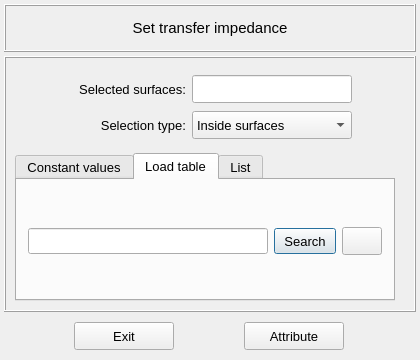
MOPT-UFSC/VIBRA, file vibra/interface/data/ui_files/model/setup/acoustic/transfer_impedance_inputs.ui: the form before one commit.
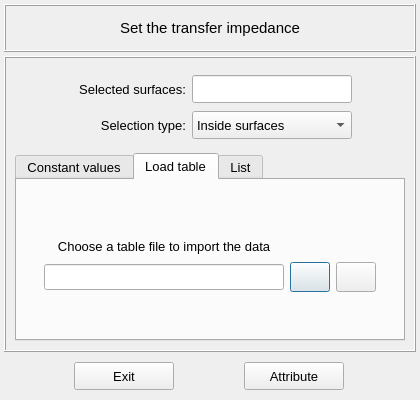
The form after the commit. The open tabs and pages were chosen to show the change. Icons and pictures are not drawn.

Commit message: Refactor the table generator function

What changed in the file:
```diff
--- a/vibra/interface/data/ui_files/model/setup/acoustic/transfer_impedance_inputs.ui
+++ b/vibra/interface/data/ui_files/model/setup/acoustic/transfer_impedance_inputs.ui
@@ -10,7 +10,7 @@
     <x>0</x>
     <y>0</y>
     <width>420</width>
-    <height>360</height>
+    <height>400</height>
    </rect>
   </property>
   <property name="sizePolicy">
@@ -22,13 +22,13 @@
   <property name="minimumSize">
    <size>
     <width>420</width>
-    <height>360</height>
+    <height>380</height>
    </size>
   </property>
   <property name="maximumSize">
    <size>
     <width>420</width>
-    <height>360</height>
+    <height>420</height>
    </size>
   </property>
   <property name="font">
@@ -295,7 +295,7 @@
         </property>
         <property name="maximumSize">
          <size>
-          <width>380</width>
+          <width>16777215</width>
           <height>16777215</height>
          </size>
         </property>
@@ -647,92 +647,42 @@
              <property name="verticalSpacing">
               <number>2</number>
              </property>
-             <item row="0" column="2">
-              <widget class="QPushButton" name="pushButton_load_table">
-               <property name="enabled">
-                <bool>true</bool>
-               </property>
-               <property name="sizePolicy">
-                <sizepolicy hsizetype="Expanding" vsizetype="Fixed">
-                 <horstretch>0</horstretch>
-                 <verstretch>0</verstretch>
-                </sizepolicy>
-               </property>
-               <property name="minimumSize">
-                <size>
-                 <width>62</width>
-                 <height>26</height>
-                </size>
-               </property>
-               <property name="maximumSize">
-                <size>
-                 <width>62</width>
-                 <height>26</height>
-                </size>
-               </property>
-               <property name="font">
-                <font>
-                 <family>MS Shell Dlg 2</family>
-                 <pointsize>10</pointsize>
-                 <weight>50</weight>
-                 <italic>false</italic>
-                 <bold>false</bold>
-                </font>
-               </property>
-               <property name="styleSheet">
-                <string notr="true"/>
-               </property>
-               <property name="text">
-                <string>Search</string>
-               </property>
-              </widget>
-             </item>
-             <item row="0" column="4">
-              <spacer name="horizontalSpacer_9">
+             <item row="0" column="1">
+              <spacer name="verticalSpacer_3">
                <property name="orientation">
-                <enum>Qt::Horizontal</enum>
+                <enum>Qt::Vertical</enum>
                </property>
                <property name="sizeHint" stdset="0">
                 <size>
-                 <width>40</width>
-                 <height>20</height>
+                 <width>20</width>
+                 <height>40</height>
                 </size>
                </property>
               </spacer>
              </item>
-             <item row="0" column="1">
-              <widget class="QLineEdit" name="lineEdit_table_path">
-               <property name="enabled">
-                <bool>true</bool>
-               </property>
+             <item row="1" column="1">
+              <widget class="QLabel" name="label_2">
                <property name="minimumSize">
                 <size>
-                 <width>240</width>
-                 <height>26</height>
+                 <width>0</width>
+                 <height>28</height>
                 </size>
                </property>
                <property name="maximumSize">
                 <size>
-                 <width>260</width>
-                 <height>26</height>
+                 <width>16777215</width>
+                 <height>28</height>
                 </size>
                </property>
-               <property name="font">
-                <font>
-                 <pointsize>9</pointsize>
-                 <weight>50</weight>
-                 <bold>false</bold>
-                </font>
-               </property>
-               <property name="styleSheet">
-                <string notr="true"/>
+               <property name="text">
+                <string>Choose a table file to import the data</string>
                </property>
                <property name="alignment">
                 <set>Qt::AlignCenter</set>
                </property>
               </widget>
              </item>
-             <item row="0" column="0">
+             <item row="2" column="0">
               <spacer name="horizontalSpacer_8">
                <property name="orientation">
                 <enum>Qt::Horizontal</enum>
@@ -745,7 +695,57 @@
                </property>
               </spacer>
              </item>
-             <item row="0" column="3">
+             <item row="2" column="2">
+              <widget class="QPushButton" name="pushButton_load_table">
+               <property name="enabled">
+                <bool>true</bool>
+               </property>
+               <property name="sizePolicy">
+                <sizepolicy hsizetype="Expanding" vsizetype="Fixed">
+                 <horstretch>0</horstretch>
+                 <verstretch>0</verstretch>
+                </sizepolicy>
+               </property>
+               <property name="minimumSize">
+                <size>
+                 <width>40</width>
+                 <height>30</height>
+                </size>
+               </property>
+               <property name="maximumSize">
+                <size>
+                 <width>40</width>
+                 <height>30</height>
+                </size>
+               </property>
+               <property name="font">
+                <font>
+                 <family>MS Shell Dlg 2</family>
+                 <pointsize>10</pointsize>
+                 <weight>50</weight>
+                 <italic>false</italic>
+                 <bold>false</bold>
+                </font>
+               </property>
+               <property name="styleSheet">
+                <string notr="true"/>
+               </property>
+               <property name="text">
+                <string/>
+               </property>
+               <property name="icon">
+                <iconset>
+                 <normaloff>../../../../icons/import.png</normaloff>../../../../icons/import.png</iconset>
+               </property>
+               <property name="iconSize">
+                <size>
+                 <width>18</width>
+                 <height>18</height>
+                </size>
+               </property>
+              </widget>
+             </item>
+             <item row="2" column="3">
               <widget class="QPushButton" name="pushButton_change_frequency_setup">
                <property name="enabled">
                 <bool>true</bool>
@@ -759,13 +759,13 @@
                <property name="minimumSize">
                 <size>
                  <width>40</width>
-                 <height>28</height>
+                 <height>30</height>
                 </size>
                </property>
                <property name="maximumSize">
                 <size>
                  <width>40</width>
-                 <height>28</height>
+                 <height>30</height>
                 </size>
                </property>
                <property name="font">
@@ -798,6 +798,64 @@
                </property>
               </widget>
              </item>
+             <item row="2" column="1">
+              <widget class="QLineEdit" name="lineEdit_table_path">
+               <property name="enabled">
+                <bool>true</bool>
+               </property>
+               <property name="minimumSize">
+                <size>
+                 <width>240</width>
+                 <height>26</height>
+                </size>
+               </property>
+               <property name="maximumSize">
+                <size>
+                 <width>260</width>
+                 <height>26</height>
+                </size>
+               </property>
+               <property name="font">
+                <font>
+                 <pointsize>9</pointsize>
+                 <weight>50</weight>
+                 <bold>false</bold>
+                </font>
+               </property>
+               <property name="styleSheet">
+                <string notr="true"/>
+               </property>
+               <property name="alignment">
+                <set>Qt::AlignCenter</set>
+               </property>
+              </widget>
+             </item>
+             <item row="2" column="4">
+              <spacer name="horizontalSpacer_9">
+               <property name="orientation">
+                <enum>Qt::Horizontal</enum>
+               </property>
+               <property name="sizeHint" stdset="0">
+                <size>
+                 <width>40</width>
+                 <height>20</height>
+                </size>
+               </property>
+              </spacer>
+             </item>
+             <item row="3" column="1">
+              <spacer name="verticalSpacer_4">
+               <property name="orientation">
+                <enum>Qt::Vertical</enum>
+               </property>
+               <property name="sizeHint" stdset="0">
+                <size>
+                 <width>20</width>
+                 <height>40</height>
+                </size>
+               </property>
+              </spacer>
+             </item>
             </layout>
            </widget>
           </item>
@@ -1039,7 +1097,7 @@
          </font>
         </property>
         <property name="text">
-         <string>Set transfer impedance</string>
+         <string>Set the transfer impedance</string>
         </property>
         <property name="textFormat">
          <enum>Qt::AutoText</enum>
```
Left out of the diff: 2 changed lines with no effect on the pictures. The commit also changes 2 other files.
